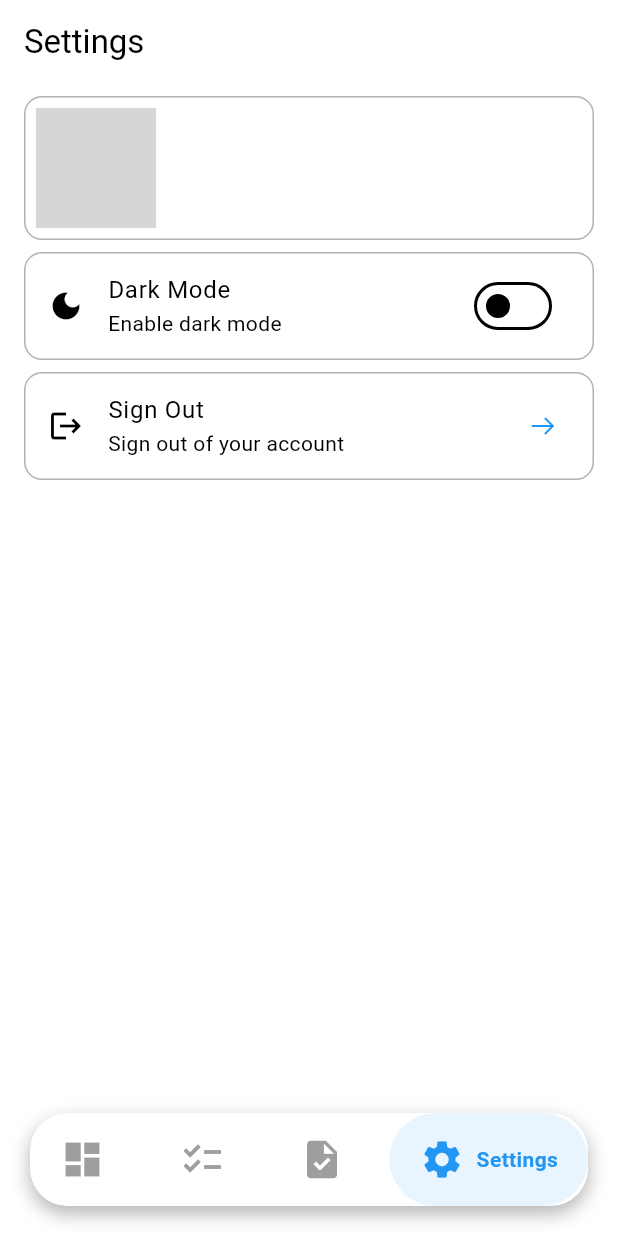
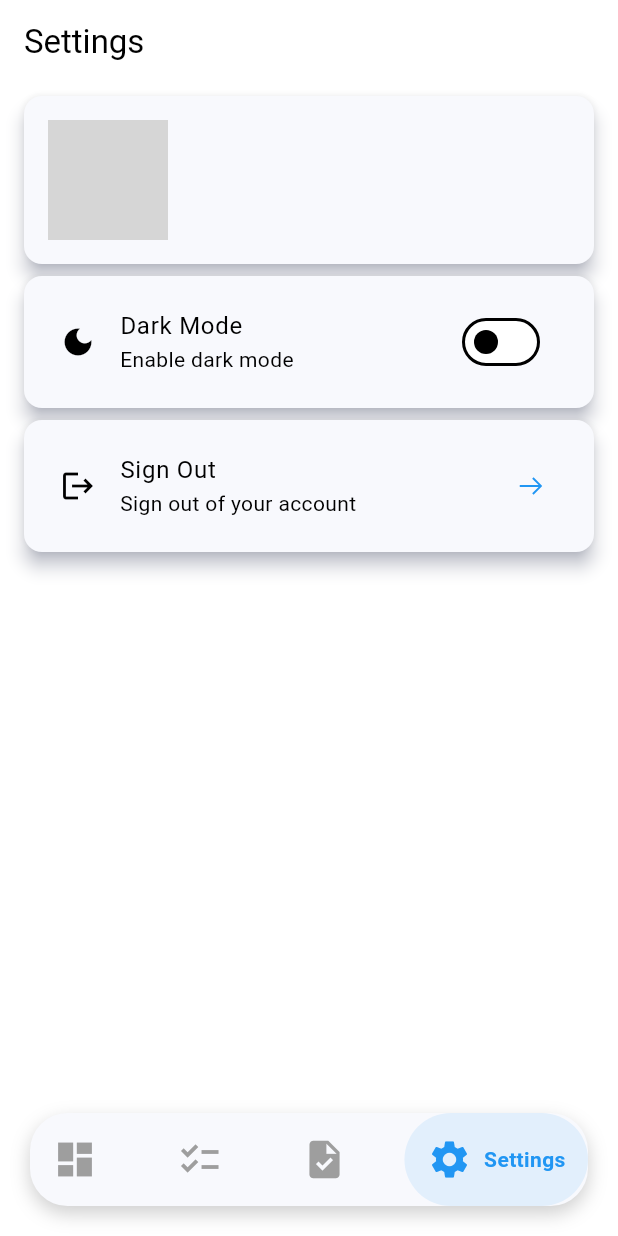
Before and after one commit to dbl8005/lyfer, a Flutter app: the screen it shows once a user with an empty profile is signed in, item 4 of the bottom bar chosen, on a phone screen of 412 x 824 dp. Run offline on Flutter 3.47's test engine with Material 3 defaults, Android fonts, the phone set to English and light mode, and no system bars; drawn by our look-alikes of google_nav_bar; our stand-ins replace cloud_firestore, firebase_auth, firebase_core, flutter_colorpicker, flutter_riverpod, go_router and 5 more; accounts and stored records are empty; network calls fail; grey boxes are pictures that could not be loaded.

Commit message:
Add responsive framework dependency and implement custom card widget; enhance theme colors and update UI components for better consistency

```diff
--- a/lib/core/theme/app_theme.dart
+++ b/lib/core/theme/app_theme.dart
@@ -1,8 +1,14 @@
 import 'package:flutter/material.dart';
 import 'package:lyfer/core/config/constants/ui_constants.dart';
+import 'package:lyfer/core/theme/colors.dart';
 
 /// App theme configuration
 class AppTheme {
+  // check is dark mode on
+  static bool isDarkMode(BuildContext context) {
+    return Theme.of(context).brightness == Brightness.dark;
+  }
+
   // Light theme
   static ThemeData lightTheme = ThemeData(
     primaryColor: UIConstants.primaryColor,
@@ -17,6 +23,8 @@ class AppTheme {
         borderRadius: BorderRadius.circular(UIConstants.radiusMedium),
       ),
     ),
+    cardColor: AppColors.lightCardBackground,
+    shadowColor: AppColors.lightCardShadow,
   );
 
   // Dark theme
@@ -33,5 +41,7 @@ class AppTheme {
         borderRadius: BorderRadius.circular(UIConstants.radiusMedium),
       ),
     ),
+    cardColor: AppColors.darkCardBackground,
+    shadowColor: AppColors.darkCardShadow,
   );
 }
--- a/lib/core/theme/colors.dart
+++ b/lib/core/theme/colors.dart
@@ -19,6 +19,8 @@ class AppColors {
   static const Color lightTextSecondary = Color(0xFF5E6687);
   static const Color lightDivider = Color(0xFFEBEFF5);
   static const Color lightInputBackground = Color(0xFFEEF0F7);
+  static const Color lightCardBackground = Color(0xFFF8F9FD);
+  static const Color lightCardShadow = Color(0xFFB0B7D2);
 
   // Dark Theme
   static const Color darkBackground = Color(0xFF12151D);
@@ -27,6 +29,8 @@ class AppColors {
   static const Color darkTextSecondary = Color(0xFF9AA1BC);
   static const Color darkDivider = Color(0xFF2D3349);
   static const Color darkInputBackground = Color(0xFF252A3D);
+  static const Color darkCardBackground = Color(0xFF1C2030);
+  static const Color darkCardShadow = Color(0xFF2D3349);
 
   // Gradients
   static const LinearGradient primaryGradient = LinearGradient(
--- /dev/null
+++ b/lib/core/widgets/custom_card.dart
@@ -0,0 +1,85 @@
+import 'package:flutter/material.dart';
+
+class CustomCard extends StatelessWidget {
+  final Widget child;
+  final VoidCallback? onTap;
+  final EdgeInsetsGeometry padding;
+  final EdgeInsetsGeometry margin;
+  final double elevation;
+  final double borderRadius;
+  final Color? backgroundColor;
+  final Color? shadowColor;
+  final String? title;
+  final IconData? leadingIcon;
+  final Color? iconColor;
+
+  const CustomCard({
+    Key? key,
+    required this.child,
+    this.onTap,
+    this.padding = const EdgeInsets.symmetric(horizontal: 8.0, vertical: 8.0),
+    this.margin = const EdgeInsets.symmetric(vertical: 8.0),
+    this.elevation = 5.0,
+    this.borderRadius = 12.0,
+    this.backgroundColor,
+    this.shadowColor,
+    this.title,
+    this.leadingIcon,
+    this.iconColor,
+  }) : super(key: key);
+
+  @override
+  Widget build(BuildContext context) {
+    final card = Card(
+      margin: margin,
+      color: backgroundColor ?? Theme.of(context).cardColor,
+      shadowColor: shadowColor ?? Theme.of(context).shadowColor,
+      elevation: elevation,
+      shape: RoundedRectangleBorder(
+        borderRadius: BorderRadius.circular(borderRadius),
+      ),
+      child: Padding(
+        padding: padding,
+        child: title != null
+            ? Column(
+                crossAxisAlignment: CrossAxisAlignment.start,
+                children: [
+                  _buildHeader(context),
+                  SizedBox(height: 12),
+                  child,
+                ],
+              )
+            : child,
+      ),
+    );
+
+    if (onTap != null) {
+      return InkWell(
+        onTap: onTap,
+        borderRadius: BorderRadius.circular(borderRadius),
+        child: card,
+      );
+    }
+
+    return card;
+  }
+
+  Widget _buildHeader(BuildContext context) {
+    return Row(
+      children: [
+        if (leadingIcon != null) ...[
+          Icon(
+            leadingIcon,
+            color: iconColor ?? Theme.of(context).colorScheme.primary,
+            size: 20,
+          ),
+          SizedBox(width: 8),
+        ],
+        Text(
+          title!,
+          style: Theme.of(context).textTheme.titleMedium,
+        ),
+      ],
+    );
+  }
+}
--- a/lib/features/home/presentation/widgets/custom_bottom_nav.dart
+++ b/lib/features/home/presentation/widgets/custom_bottom_nav.dart
@@ -1,6 +1,8 @@
 import 'package:flutter/material.dart';
 import 'package:flutter_riverpod/flutter_riverpod.dart';
 import 'package:google_nav_bar/google_nav_bar.dart';
+import 'package:lyfer/core/theme/app_theme.dart';
+import 'package:lyfer/core/theme/colors.dart';
 import 'package:lyfer/features/home/presentation/screens/home_screen.dart';
 
 class CustomBottomNav extends StatelessWidget {
@@ -17,6 +19,8 @@ class CustomBottomNav extends StatelessWidget {
 
   @override
   Widget build(BuildContext context) {
+    // Check if the current theme is dark mode
+    final isDarkMode = AppTheme.isDarkMode(context);
     // Make the overall container transparent
     return Container(
       // Add padding instead of margin to ensure touchable area remains the same
@@ -28,7 +32,9 @@ class CustomBottomNav extends StatelessWidget {
           borderRadius: BorderRadius.circular(25),
           boxShadow: [
             BoxShadow(
-              color: Colors.black.withOpacity(0.3),
+              color: isDarkMode
+                  ? Colors.black.withOpacity(0.5)
+                  : Colors.grey.withOpacity(0.5),
               blurRadius: 10,
               offset: const Offset(0, 5),
             ),
@@ -37,6 +43,7 @@ class CustomBottomNav extends StatelessWidget {
         child: ClipRRect(
           borderRadius: BorderRadius.circular(25),
           child: GNav(
+            textSize: 16,
             iconSize: 30,
             activeColor: Theme.of(context).colorScheme.primaryContainer,
             color: Colors.grey,
@@ -47,7 +54,7 @@ class CustomBottomNav extends StatelessWidget {
             onTabChange: (index) {
               ref.read(currentIndexProvider.notifier).state = index;
             },
-            padding: const EdgeInsets.symmetric(horizontal: 20, vertical: 16),
+            padding: const EdgeInsets.symmetric(horizontal: 15, vertical: 16),
             gap: 8,
             tabs: [
               GButton(icon: iconList[0], text: 'Dashboard'),
--- a/lib/features/settings/presentation/widgets/settings_profile_card.dart
+++ b/lib/features/settings/presentation/widgets/settings_profile_card.dart
@@ -1,5 +1,6 @@
 import 'package:flutter/material.dart';
 import 'package:flutter_riverpod/flutter_riverpod.dart';
+import 'package:lyfer/core/widgets/custom_card.dart';
 import 'package:lyfer/features/auth/presentation/providers/auth_provider.dart';
 
 class SettingsProfileCard extends ConsumerWidget {
@@ -8,16 +9,9 @@ class SettingsProfileCard extends ConsumerWidget {
   @override
   Widget build(BuildContext context, WidgetRef ref) {
     final user = ref.watch(authStateChangesProvider).value;
-    return Card(
-      color: Theme.of(context).colorScheme.surface,
+    return CustomCard(
       margin: EdgeInsets.zero, // Remove default card margin
-      elevation: 0,
-      shape: RoundedRectangleBorder(
-        borderRadius: BorderRadius.circular(12),
-        side: BorderSide(
-          color: Theme.of(context).colorScheme.outline.withOpacity(0.3),
-        ),
-      ),
+
       child: Padding(
         padding: const EdgeInsets.all(8.0),
         child: Row(
--- a/lib/features/settings/presentation/widgets/settings_tile.dart
+++ b/lib/features/settings/presentation/widgets/settings_tile.dart
@@ -1,5 +1,6 @@
 import 'package:flutter/material.dart';
 import 'package:flutter_riverpod/flutter_riverpod.dart';
+import 'package:lyfer/core/widgets/custom_card.dart';
 
 class SettingsTile extends ConsumerWidget {
   const SettingsTile({
@@ -18,16 +19,9 @@ class SettingsTile extends ConsumerWidget {
 
   @override
   Widget build(BuildContext context, WidgetRef ref) {
-    return Card(
-      color: Theme.of(context).colorScheme.surface,
+    return CustomCard(
       margin: EdgeInsets.zero, // Remove default card margin
-      elevation: 0,
-      shape: RoundedRectangleBorder(
-        borderRadius: BorderRadius.circular(12),
-        side: BorderSide(
-          color: Theme.of(context).colorScheme.outline.withOpacity(0.3),
-        ),
-      ),
+
       child: ListTile(
         onTap: onTap,
         leading: leading,
--- a/lib/features/tasks/presentation/widgets/task_due_date_badge.dart
+++ b/lib/features/tasks/presentation/widgets/task_due_date_badge.dart
@@ -37,7 +37,8 @@ class TaskDueDateBadge extends StatelessWidget {
           ),
           SizedBox(width: UIConstants.smallSpacing),
         ],
-        Text(
+        Expanded(
+          child: Text(
             showPrefix
                 ? 'Due: ${formatter.format(dueDate)}'
                 : formatter.format(dueDate),
@@ -46,6 +47,8 @@ class TaskDueDateBadge extends StatelessWidget {
               fontWeight: FontWeight.bold,
               color: color,
             ),
+            overflow: TextOverflow.ellipsis,
+          ),
         ),
       ],
     );
--- a/lib/main.dart
+++ b/lib/main.dart
@@ -6,6 +6,7 @@ import 'package:lyfer/core/router/router.dart';
 import 'package:lyfer/core/theme/colors.dart';
 import 'package:lyfer/core/theme/theme_provider.dart';
 import 'package:lyfer/firebase_options.dart';
+import 'package:responsive_framework/responsive_framework.dart';
 import 'core/theme/app_theme.dart';
 
 Future<void> main() async {
@@ -43,6 +44,15 @@ class MyApp extends ConsumerWidget {
   Widget build(BuildContext context, WidgetRef ref) {
     final themeMode = ref.watch(themeProvider);
     return MaterialApp.router(
+      builder: (context, child) => ResponsiveBreakpoints.builder(
+        child: child!,
+        breakpoints: [
+          const Breakpoint(start: 0, end: 450, name: MOBILE),
+          const Breakpoint(start: 451, end: 800, name: TABLET),
+          const Breakpoint(start: 801, end: 1920, name: DESKTOP),
+          const Breakpoint(start: 1921, end: double.infinity, name: '4K'),
+        ],
+      ),
       title: 'Lyfer',
       debugShowCheckedModeBanner: false,
       theme: AppTheme.lightTheme,
--- a/pubspec.yaml
+++ b/pubspec.yaml
@@ -50,6 +50,7 @@ dependencies:
   shared_preferences: ^2.5.2
   fl_chart: ^0.70.2
   http: ^1.1.0
+  responsive_framework: ^1.5.1
 
 dev_dependencies:
   flutter_test:
```
Also changed, not shown: lib/features/dashboard/presentation/screens/dashboard_screen.dart (+9 -8 lines), lib/features/habits/presentation/widgets/display/habit_tile.dart (+26 -59 lines), lib/features/tasks/presentation/widgets/task_item.dart (+4 -36 lines), pubspec.lock. Lines whose indentation alone changed are shown as unchanged.
